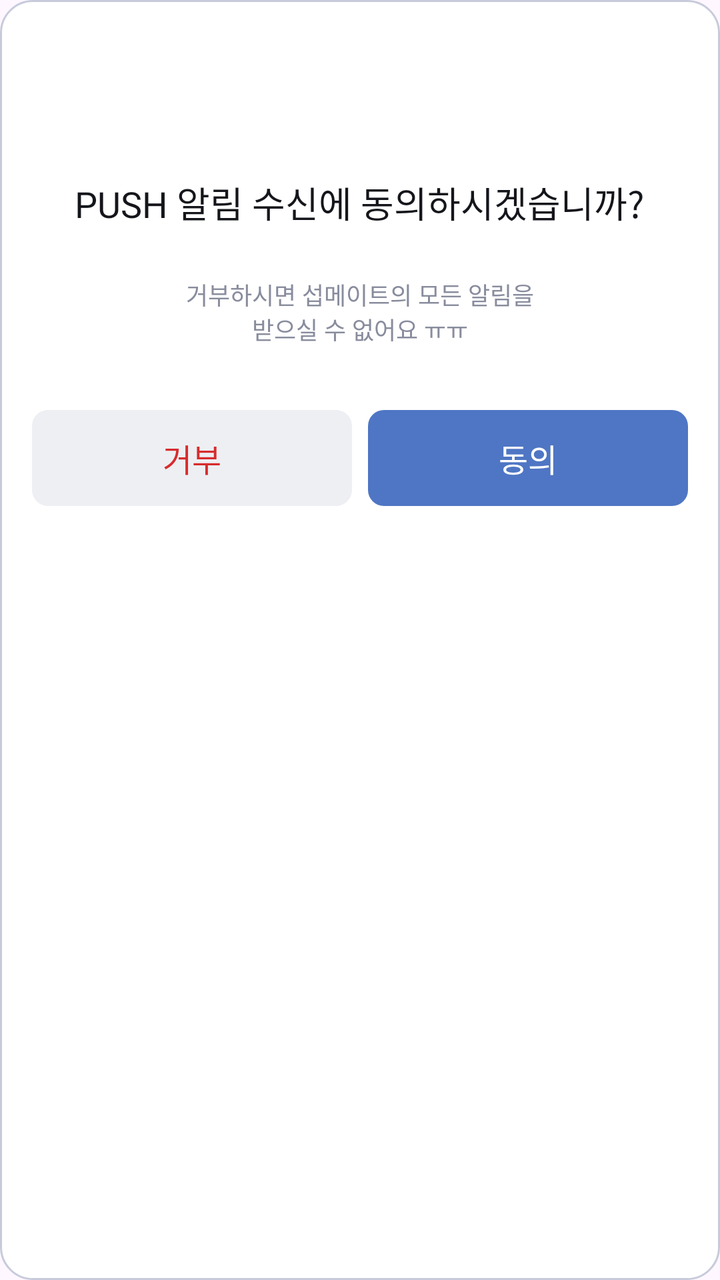
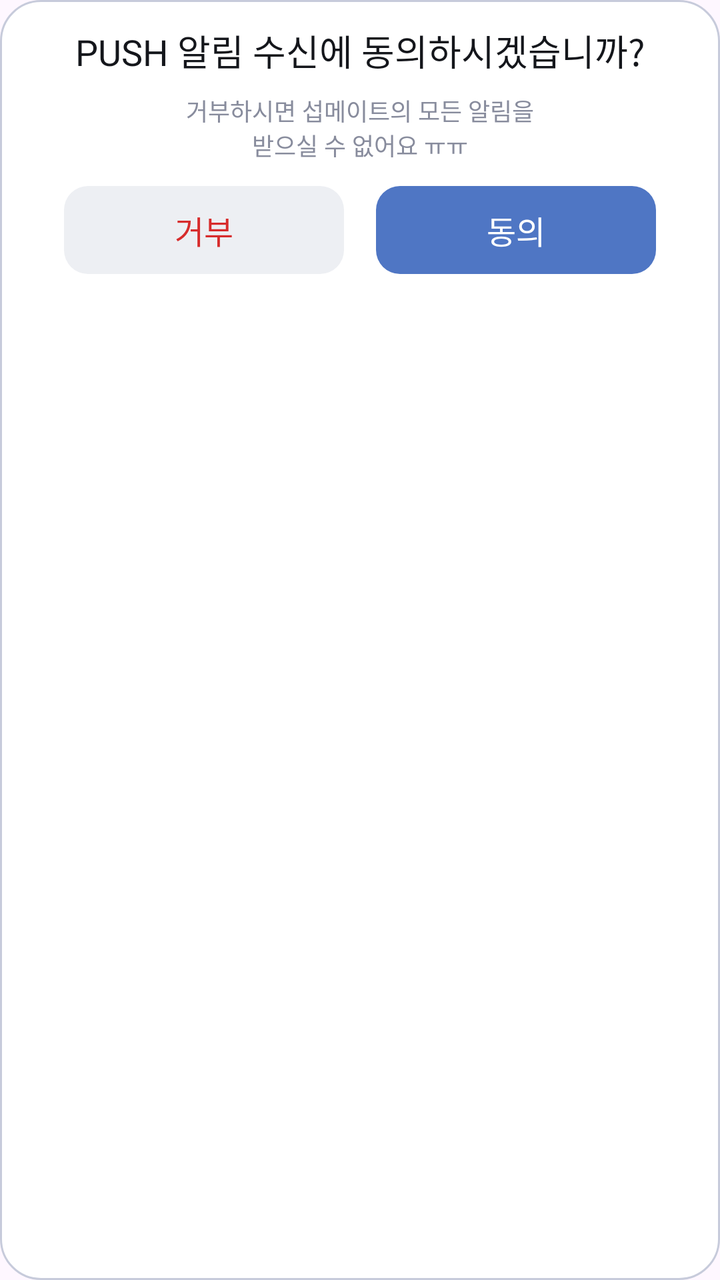

The first picture is an Android layout as it rendered before a commit; the second is the same layout after the commit. The layout source and the unified diff follow.
<!-- AndroidManifest.xml: application theme Theme.Submate -->
<!-- res/layout/modal_push.xml -->
<?xml version="1.0" encoding="utf-8"?>
<LinearLayout xmlns:android="http://schemas.android.com/apk/res/android" android:layout_width="350dp" android:layout_height="380dp" android:background="@drawable/bg_modal" android:gravity="center_horizontal" android:orientation="vertical" android:paddingStart="16dp" android:paddingEnd="16dp">
    <Space android:layout_width="match_parent" android:layout_height="88dp" />
    <TextView android:layout_width="wrap_content" android:layout_height="wrap_content" android:text="PUSH 알림 수신에 동의하시겠습니까?" android:textColor="@color/appblack" android:gravity="center" style="@style/typo_body_m1" />
    <TextView android:layout_width="wrap_content" android:layout_height="wrap_content" android:layout_marginTop="24dp" android:gravity="center" android:text="거부하시면 섭메이트의 모든 알림을\n받으실 수 없어요 ㅠㅠ" android:textColor="@color/gray500" style="@style/typo_cap_r1" />
    <LinearLayout android:layout_width="match_parent" android:layout_height="48dp" android:layout_marginTop="32dp" android:orientation="horizontal">
        <TextView android:id="@+id/modal_reject" android:layout_width="0dp" android:layout_height="match_parent" android:layout_weight="1" android:background="@drawable/bg_modal_reject" android:clickable="true" android:focusable="true" android:gravity="center" android:text="거부" android:textColor="@color/error800" style="@style/typo_body_b2" />
        <Space android:layout_width="8dp" android:layout_height="match_parent" />
        <TextView android:id="@+id/modal_agree" android:layout_width="0dp" android:layout_height="match_parent" android:layout_weight="1" android:background="@drawable/bg_modal_agree" android:clickable="true" android:focusable="true" android:gravity="center" android:text="동의" android:textColor="@color/appwhite" style="@style/typo_body_b2" />
    </LinearLayout>
</LinearLayout>
<!-- resources referenced by this layout -->
<resources>
  <color name="appblack">#14161B</color>
  <color name="appwhite">#FFFFFF</color>
  <color name="error800">#D72C2C</color>
  <color name="gray500">#888C9D</color>
  <!-- drawable bg_modal (drawable) -->
  <?xml version="1.0" encoding="utf-8"?>
  <shape xmlns:android="http://schemas.android.com/apk/res/android" android:shape="rectangle">
      <solid android:color="@color/appwhite" />
      <stroke android:width="1dp" android:color="@color/gray300" />
      <corners android:radius="16dp" />
  </shape>
  <!-- drawable bg_modal_agree (drawable) -->
  <?xml version="1.0" encoding="utf-8"?>
  <shape xmlns:android="http://schemas.android.com/apk/res/android" android:shape="rectangle">
      <solid android:color="@color/pri700" />
      <corners android:radius="8dp" />
  </shape>
  <!-- drawable bg_modal_reject (drawable) -->
  <?xml version="1.0" encoding="utf-8"?>
  <shape xmlns:android="http://schemas.android.com/apk/res/android" android:shape="rectangle">
      <solid android:color="@color/gray100" />
      <corners android:radius="8dp" />
  </shape>
  <style name="typo_body_b2"><item name="android:fontFamily">@font/pretendard_bold</item><item name="android:textSize">16sp</item></style>
  <style name="typo_body_m1"><item name="android:fontFamily">@font/pretendard_medium</item><item name="android:textSize">18sp</item></style>
  <style name="typo_cap_r1"><item name="android:fontFamily">@font/pretendard_regular</item><item name="android:textSize">12sp</item></style>
  <style name="Theme.Submate" parent="Base.Theme.Submate" />
  <color name="gray300">#C7CBDB</color>
  <color name="pri700">#4F76C4</color>
  <color name="gray100">#EDEFF3</color>
  <style name="Base.Theme.Submate" parent="Theme.Material3.DayNight.NoActionBar">
          
          
      </style>
</resources>

<!-- the commit's change to res/layout/modal_push.xml (unified diff, before → after) -->
@@ -1,11 +1,10 @@
 <?xml version="1.0" encoding="utf-8"?>
-<LinearLayout xmlns:android="http://schemas.android.com/apk/res/android" android:layout_width="350dp" android:layout_height="380dp" android:background="@drawable/bg_modal" android:gravity="center_horizontal" android:orientation="vertical" android:paddingStart="16dp" android:paddingEnd="16dp">
-    <Space android:layout_width="match_parent" android:layout_height="88dp" />
-    <TextView android:layout_width="wrap_content" android:layout_height="wrap_content" android:text="PUSH 알림 수신에 동의하시겠습니까?" android:textColor="@color/appblack" android:gravity="center" style="@style/typo_body_m1" />
-    <TextView android:layout_width="wrap_content" android:layout_height="wrap_content" android:layout_marginTop="24dp" android:gravity="center" android:text="거부하시면 섭메이트의 모든 알림을\n받으실 수 없어요 ㅠㅠ" android:textColor="@color/gray500" style="@style/typo_cap_r1" />
-    <LinearLayout android:layout_width="match_parent" android:layout_height="48dp" android:layout_marginTop="32dp" android:orientation="horizontal">
+<LinearLayout xmlns:android="http://schemas.android.com/apk/res/android" android:layout_width="380dp" android:layout_height="200dp" android:background="@drawable/bg_modal" android:gravity="center_horizontal" android:orientation="vertical" android:paddingStart="32dp" android:paddingEnd="32dp">
+    <TextView android:layout_width="match_parent" android:layout_height="wrap_content" android:layout_marginTop="12dp" android:text="PUSH 알림 수신에 동의하시겠습니까?" android:textColor="@color/appblack" android:gravity="center" style="@style/typo_body_m1" />
+    <TextView android:layout_width="wrap_content" android:layout_height="wrap_content" android:layout_marginTop="8dp" android:gravity="center" android:text="거부하시면 섭메이트의 모든 알림을\n받으실 수 없어요 ㅠㅠ" android:textColor="@color/gray500" style="@style/typo_cap_r1" />
+    <LinearLayout android:layout_width="match_parent" android:layout_height="44dp" android:layout_marginTop="12dp" android:orientation="horizontal">
         <TextView android:id="@+id/modal_reject" android:layout_width="0dp" android:layout_height="match_parent" android:layout_weight="1" android:background="@drawable/bg_modal_reject" android:clickable="true" android:focusable="true" android:gravity="center" android:text="거부" android:textColor="@color/error800" style="@style/typo_body_b2" />
-        <Space android:layout_width="8dp" android:layout_height="match_parent" />
+        <Space android:layout_width="16dp" android:layout_height="match_parent" />
         <TextView android:id="@+id/modal_agree" android:layout_width="0dp" android:layout_height="match_parent" android:layout_weight="1" android:background="@drawable/bg_modal_agree" android:clickable="true" android:focusable="true" android:gravity="center" android:text="동의" android:textColor="@color/appwhite" style="@style/typo_body_b2" />
     </LinearLayout>
 </LinearLayout>
<!-- resource entries referenced after the edit -->
@@ -9,19 +9,19 @@
   <shape xmlns:android="http://schemas.android.com/apk/res/android" android:shape="rectangle">
       <solid android:color="@color/appwhite" />
       <stroke android:width="1dp" android:color="@color/gray300" />
-      <corners android:radius="16dp" />
+      <corners android:radius="20dp" />
   </shape>
   <!-- drawable bg_modal_agree (drawable) -->
   <?xml version="1.0" encoding="utf-8"?>
   <shape xmlns:android="http://schemas.android.com/apk/res/android" android:shape="rectangle">
       <solid android:color="@color/pri700" />
-      <corners android:radius="8dp" />
+      <corners android:radius="12dp" />
   </shape>
   <!-- drawable bg_modal_reject (drawable) -->
   <?xml version="1.0" encoding="utf-8"?>
   <shape xmlns:android="http://schemas.android.com/apk/res/android" android:shape="rectangle">
       <solid android:color="@color/gray100" />
-      <corners android:radius="8dp" />
+      <corners android:radius="12dp" />
   </shape>
   <style name="typo_body_b2"><item name="android:fontFamily">@font/pretendard_bold</item><item name="android:textSize">16sp</item></style>
   <style name="typo_body_m1"><item name="android:fontFamily">@font/pretendard_medium</item><item name="android:textSize">18sp</item></style>
